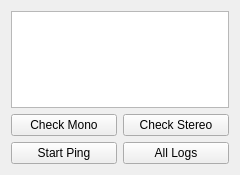
Old version of the form landside/catkin_ws/src/gui/resource/CameraStatusWidget.ui in the repository DukeRobotics/robosub-ros.
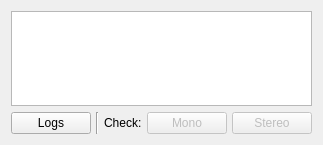
New version of the form.

Commit message: Rewrote camera status plugin to use tables

```diff
--- a/landside/catkin_ws/src/gui/resource/CameraStatusWidget.ui
+++ b/landside/catkin_ws/src/gui/resource/CameraStatusWidget.ui
@@ -6,52 +6,91 @@
    <rect>
     <x>0</x>
     <y>0</y>
-    <width>240</width>
-    <height>175</height>
+    <width>300</width>
+    <height>145</height>
    </rect>
   </property>
   <property name="sizePolicy">
-   <sizepolicy hsizetype="Minimum" vsizetype="Preferred">
+   <sizepolicy hsizetype="Preferred" vsizetype="Preferred">
     <horstretch>0</horstretch>
     <verstretch>0</verstretch>
    </sizepolicy>
   </property>
-  <property name="minimumSize">
-   <size>
-    <width>240</width>
-    <height>175</height>
-   </size>
-  </property>
-  <property name="maximumSize">
-   <size>
-    <width>600</width>
-    <height>600</height>
-   </size>
-  </property>
   <property name="windowTitle">
    <string>Form</string>
   </property>
   <layout class="QVBoxLayout" name="verticalLayout">
    <item>
-    <widget class="QTextEdit" name="status_text_area">
-     <property name="sizePolicy">
-      <sizepolicy hsizetype="Expanding" vsizetype="Expanding">
-       <horstretch>0</horstretch>
-       <verstretch>0</verstretch>
-      </sizepolicy>
+    <widget class="QTableWidget" name="status_table">
+     <property name="editTriggers">
+      <set>QAbstractItemView::NoEditTriggers</set>
      </property>
-     <property name="verticalScrollBarPolicy">
-      <enum>Qt::ScrollBarAlwaysOff</enum>
+     <property name="selectionMode">
+      <enum>QAbstractItemView::NoSelection</enum>
      </property>
-     <property name="readOnly">
+     <property name="selectionBehavior">
+      <enum>QAbstractItemView::SelectRows</enum>
+     </property>
+     <property name="rowCount">
+      <number>0</number>
+     </property>
+     <property name="columnCount">
+      <number>3</number>
+     </property>
+     <attribute name="horizontalHeaderVisible">
+      <bool>false</bool>
+     </attribute>
+     <attribute name="horizontalHeaderCascadingSectionResizes">
       <bool>true</bool>
-     </property>
+     </attribute>
+     <attribute name="horizontalHeaderDefaultSectionSize">
+      <number>91</number>
+     </attribute>
+     <attribute name="verticalHeaderVisible">
+      <bool>false</bool>
+     </attribute>
+     <column/>
+     <column/>
+     <column/>
     </widget>
    </item>
    <item>
     <layout class="QHBoxLayout" name="horizontalLayout">
+     <property name="spacing">
+      <number>5</number>
+     </property>
+     <item>
+      <widget class="QPushButton" name="logs_button">
+       <property name="sizePolicy">
+        <sizepolicy hsizetype="Minimum" vsizetype="Fixed">
+         <horstretch>0</horstretch>
+         <verstretch>0</verstretch>
+        </sizepolicy>
+       </property>
+       <property name="text">
+        <string>Logs</string>
+       </property>
+      </widget>
+     </item>
+     <item>
+      <widget class="Line" name="line">
+       <property name="orientation">
+        <enum>Qt::Vertical</enum>
+       </property>
+      </widget>
+     </item>
+     <item>
+      <widget class="QLabel" name="label">
+       <property name="text">
+        <string>Check:</string>
+       </property>
+      </widget>
+     </item>
      <item>
       <widget class="QPushButton" name="check_mono_button">
+       <property name="enabled">
+        <bool>false</bool>
+       </property>
        <property name="sizePolicy">
         <sizepolicy hsizetype="Minimum" vsizetype="Fixed">
          <horstretch>0</horstretch>
@@ -59,29 +98,15 @@
         </sizepolicy>
        </property>
        <property name="text">
-        <string>Check Mono</string>
+        <string>Mono</string>
        </property>
       </widget>
      </item>
      <item>
       <widget class="QPushButton" name="check_stereo_button">
-       <property name="sizePolicy">
-        <sizepolicy hsizetype="Minimum" vsizetype="Fixed">
-         <horstretch>0</horstretch>
-         <verstretch>0</verstretch>
-        </sizepolicy>
+       <property name="enabled">
+        <bool>false</bool>
        </property>
-       <property name="text">
-        <string>Check Stereo</string>
-       </property>
-      </widget>
-     </item>
-    </layout>
-   </item>
-   <item>
-    <layout class="QHBoxLayout" name="horizontalLayout_2">
-     <item>
-      <widget class="QPushButton" name="stereo_ping_button">
        <property name="sizePolicy">
         <sizepolicy hsizetype="Minimum" vsizetype="Fixed">
          <horstretch>0</horstretch>
@@ -89,20 +114,7 @@
         </sizepolicy>
        </property>
        <property name="text">
-        <string>Start Ping</string>
-       </property>
-      </widget>
-     </item>
-     <item>
-      <widget class="QPushButton" name="logs_button">
-       <property name="sizePolicy">
-        <sizepolicy hsizetype="Minimum" vsizetype="Fixed">
-         <horstretch>0</horstretch>
-         <verstretch>0</verstretch>
-        </sizepolicy>
-       </property>
-       <property name="text">
-        <string>All Logs</string>
+        <string>Stereo</string>
        </property>
       </widget>
      </item>
```
The commit also changes 2 other files.
